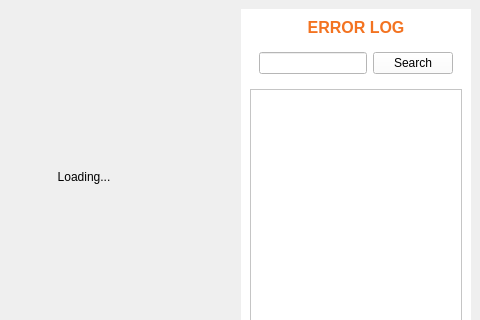
Old version of the form client_qt/home.ui in the repository VisionCraft2025/client_qt; both pictures show x 565 to 1045 and y 0 to 320 of the 1045 by 695 pixel window.
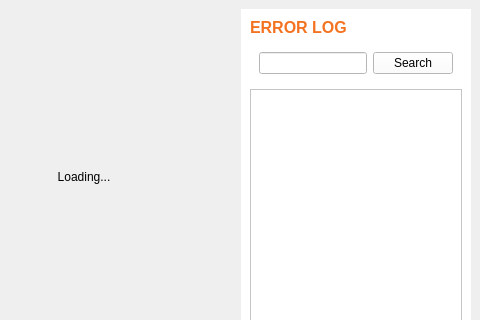
New version of the form.

What changed in the file:
```diff
--- a/client_qt/home.ui
+++ b/client_qt/home.ui
@@ -218,7 +218,7 @@
              <string>ERROR LOG</string>
             </property>
             <property name="alignment">
-             <set>Qt::AlignmentFlag::AlignCenter</set>
+             <set>Qt::AlignmentFlag::AlignLeading|Qt::AlignmentFlag::AlignLeft|Qt::AlignmentFlag::AlignVCenter</set>
             </property>
            </widget>
           </item>
```
